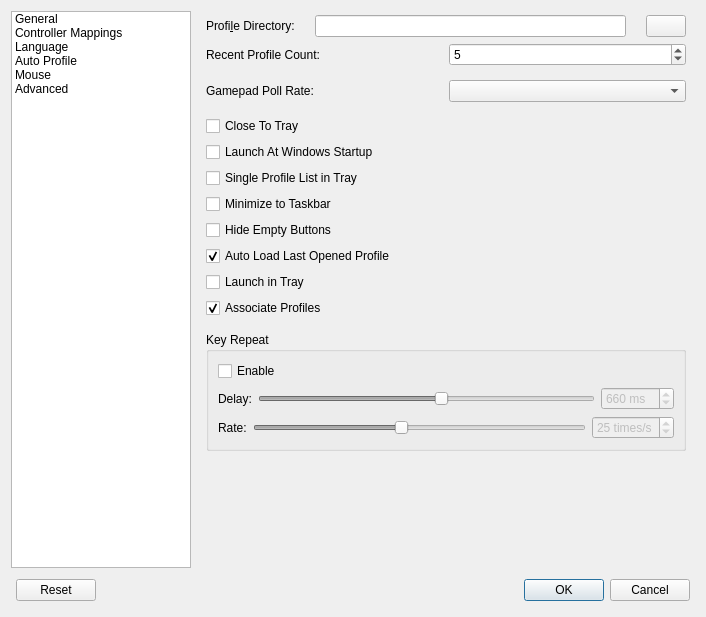
Old version of the form src/mainsettingsdialog.ui in the repository AntiMicroX/antimicrox.
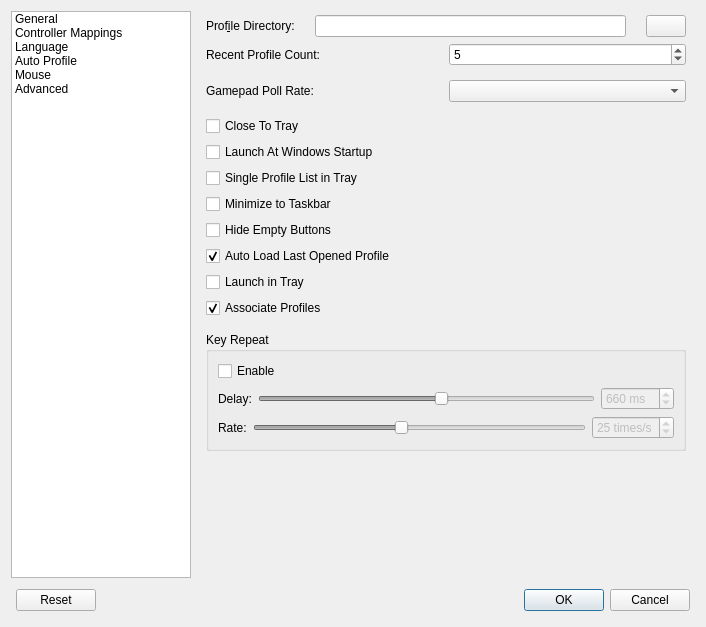
New version of the form. The open tabs and pages were chosen to show the change. Icons and pictures are not drawn.

Diff of the .ui file:
```diff
--- a/src/mainsettingsdialog.ui
+++ b/src/mainsettingsdialog.ui
@@ -10,7 +10,7 @@
     <x>0</x>
     <y>0</y>
     <width>706</width>
-    <height>617</height>
+    <height>627</height>
    </rect>
   </property>
   <property name="minimumSize">
@@ -110,7 +110,7 @@
            <item>
             <widget class="QLabel" name="label_2">
              <property name="text">
-              <string>Profi&amp;le Directory:</string>
+              <string>Prof&amp;ile Directory:</string>
              </property>
              <property name="buddy">
               <cstring>profileDefaultDirLineEdit</cstring>
```
Left out of the diff: 2 changed lines with no effect on the pictures.
